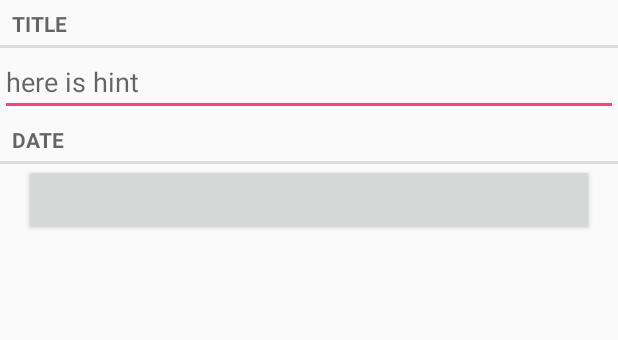
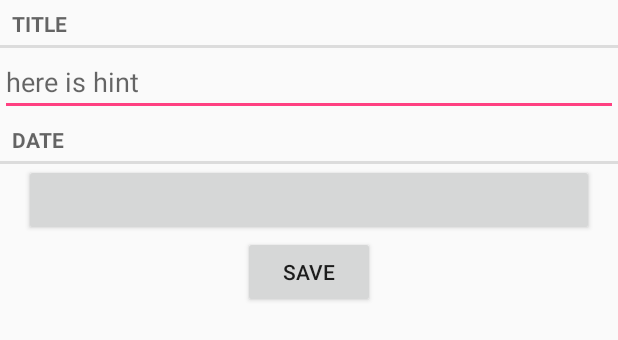
Before and after one commit to aryn11/EasyCR, an Android app: the layout fragment_event.xml on its own in the app's theme, with its tools: preview values and no code run, on a phone screen of 412 x 824 dp. Shown: the top 340 px of the screen. Run offline under Robolectric (Android 15) with nearby library versions, the phone set to English and light mode, and no system bars.

Commit message:
213p (chapter 10 done)

```diff
--- a/app/src/main/java/com/aryn/easycr/EventListActivity.java
+++ b/app/src/main/java/com/aryn/easycr/EventListActivity.java
@@ -1,6 +1,8 @@
 package com.aryn.easycr;
 
 import android.support.v4.app.Fragment;
+
+import java.util.UUID;
 
 /**
  * Created by user on 27.03.2016.
@@ -8,6 +10,7 @@ import android.support.v4.app.Fragment;
 public class EventListActivity extends SingleFragmentActivity {
     @Override
     protected Fragment createFragment() {
+
         return new EventListFragment();
     }
 }
--- a/app/src/main/res/layout/fragment_event.xml
+++ b/app/src/main/res/layout/fragment_event.xml
@@ -29,4 +29,17 @@
         android:layout_marginLeft="16dp"
         android:layout_marginRight="16dp"
         />
+    <LinearLayout
+        android:layout_width="match_parent"
+        android:layout_height="wrap_content"
+        android:orientation="horizontal"
+        android:gravity="center">
+        <Button
+            android:id="@+id/button_save"
+            android:layout_width="wrap_content"
+            android:layout_height="wrap_content"
+            android:text="Save"/>
+
+    </LinearLayout>
+
 </LinearLayout>
```
Also changed, not shown: app/src/main/AndroidManifest.xml (+10 -3 lines), app/src/main/java/com/aryn/easycr/EventActivity.java (added, +25 -0 lines), app/src/main/java/com/aryn/easycr/EventFragment.java (+30 -0 lines), app/src/main/java/com/aryn/easycr/EventListFragment.java (+12 -0 lines), app/src/main/java/com/aryn/easycr/MainActivity.java (+14 -7 lines), app/src/main/java/com/aryn/easycr/SingleFragmentActivity.java (+11 -9 lines).
